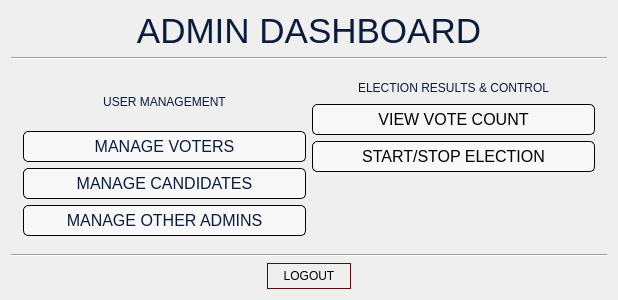
Qt form VVM/dashboard.ui (GuisadongManok/PolliTech-VVM) before a commit.
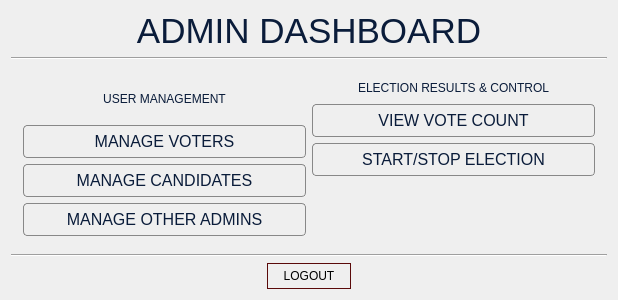
The same form after that commit. Icons and pictures are not drawn.

```diff
--- a/VVM/dashboard.ui
+++ b/VVM/dashboard.ui
@@ -102,17 +102,30 @@
             </property>
             <property name="styleSheet">
              <string notr="true">QPushButton {
-	font: 600 9pt &quot;Segoe UI&quot;;
-	background-color: #f8f8f8;
-	color: #0A1C3A;
-	font-size: 16px;
-	border: 1px solid black;
-	border-radius: 5px;
-	padding: 5px;
+    font: 600 9pt &quot;Segoe UI&quot;;
+    font-size: 16px;
+    color: #0A1C3A;
+    background: qlineargradient(x1:0, y1:0, x2:0, y2:1,
+                                stop:0 #ffffff, stop:1 #dcdcdc);
+    border: 1px solid #888;
+    border-radius: 4px;
+    padding: 6px 12px;
+    outline: none;
 }
+
 QPushButton:hover {
-background-color: #e6e6e6;
-}</string>
+    background: qlineargradient(x1:0, y1:0, x2:0, y2:1,
+                                stop:0 #f0f0f0, stop:1 #c8c8c8);
+    border: 1px solid #555;
+}
+
+QPushButton:pressed {
+    background: qlineargradient(x1:0, y1:0, x2:0, y2:1,
+                                stop:0 #c8c8c8, stop:1 #a0a0a0);
+    padding-top: 7px;
+    padding-left: 13px;
+}
+</string>
             </property>
             <property name="text">
              <string>MANAGE VOTERS</string>
@@ -138,17 +151,30 @@
             </property>
             <property name="styleSheet">
              <string notr="true">QPushButton {
-	font: 600 9pt &quot;Segoe UI&quot;;
-	background-color: #f8f8f8;
-	color: #0A1C3A;
-	font-size: 16px;
-	border: 1px solid black;
-	border-radius: 5px;
-	padding: 5px;
+    font: 600 9pt &quot;Segoe UI&quot;;
+    font-size: 16px;
+    color: #0A1C3A;
+    background: qlineargradient(x1:0, y1:0, x2:0, y2:1,
+                                stop:0 #ffffff, stop:1 #dcdcdc);
+    border: 1px solid #888;
+    border-radius: 4px;
+    padding: 6px 12px;
+    outline: none;
 }
+
 QPushButton:hover {
-background-color: #e6e6e6;
-}</string>
+    background: qlineargradient(x1:0, y1:0, x2:0, y2:1,
+                                stop:0 #f0f0f0, stop:1 #c8c8c8);
+    border: 1px solid #555;
+}
+
+QPushButton:pressed {
+    background: qlineargradient(x1:0, y1:0, x2:0, y2:1,
+                                stop:0 #c8c8c8, stop:1 #a0a0a0);
+    padding-top: 7px;
+    padding-left: 13px;
+}
+</string>
             </property>
             <property name="text">
              <string>MANAGE CANDIDATES</string>
@@ -174,17 +200,30 @@
             </property>
             <property name="styleSheet">
              <string notr="true">QPushButton {
-	font: 600 9pt &quot;Segoe UI&quot;;
-	background-color: #f8f8f8;
-	color: #0A1C3A;
-	font-size: 16px;
-	border: 1px solid black;
-	border-radius: 5px;
-	padding: 5px;
+    font: 600 9pt &quot;Segoe UI&quot;;
+    font-size: 16px;
+    color: #0A1C3A;
+    background: qlineargradient(x1:0, y1:0, x2:0, y2:1,
+                                stop:0 #ffffff, stop:1 #dcdcdc);
+    border: 1px solid #888;
+    border-radius: 4px;
+    padding: 6px 12px;
+    outline: none;
 }
+
 QPushButton:hover {
-background-color: #e6e6e6;
-}</string>
+    background: qlineargradient(x1:0, y1:0, x2:0, y2:1,
+                                stop:0 #f0f0f0, stop:1 #c8c8c8);
+    border: 1px solid #555;
+}
+
+QPushButton:pressed {
+    background: qlineargradient(x1:0, y1:0, x2:0, y2:1,
+                                stop:0 #c8c8c8, stop:1 #a0a0a0);
+    padding-top: 7px;
+    padding-left: 13px;
+}
+</string>
             </property>
             <property name="text">
              <string>MANAGE OTHER ADMINS</string>
@@ -234,17 +273,30 @@
             </property>
             <property name="styleSheet">
              <string notr="true">QPushButton {
-	font: 600 9pt &quot;Segoe UI&quot;;
-	background-color: #f8f8f8;
-	color: black;
-	font-size: 16px;
-	border: 1px solid black;
-	border-radius: 5px;
-	padding: 5px;
+    font: 600 9pt &quot;Segoe UI&quot;;
+    font-size: 16px;
+    color: #0A1C3A;
+    background: qlineargradient(x1:0, y1:0, x2:0, y2:1,
+                                stop:0 #ffffff, stop:1 #dcdcdc);
+    border: 1px solid #888;
+    border-radius: 4px;
+    padding: 6px 12px;
+    outline: none;
 }
+
 QPushButton:hover {
-background-color: #e6e6e6;
-}</string>
+    background: qlineargradient(x1:0, y1:0, x2:0, y2:1,
+                                stop:0 #f0f0f0, stop:1 #c8c8c8);
+    border: 1px solid #555;
+}
+
+QPushButton:pressed {
+    background: qlineargradient(x1:0, y1:0, x2:0, y2:1,
+                                stop:0 #c8c8c8, stop:1 #a0a0a0);
+    padding-top: 7px;
+    padding-left: 13px;
+}
+</string>
             </property>
             <property name="text">
              <string>VIEW VOTE COUNT</string>
@@ -270,17 +322,30 @@
             </property>
             <property name="styleSheet">
              <string notr="true">QPushButton {
-	font: 600 9pt &quot;Segoe UI&quot;;
-	background-color: #f8f8f8;
-	color: black;
-	font-size: 16px;
-	border: 1px solid black;
-	border-radius: 5px;
-	padding: 5px;
+    font: 600 9pt &quot;Segoe UI&quot;;
+    font-size: 16px;
+    color: #0A1C3A;
+    background: qlineargradient(x1:0, y1:0, x2:0, y2:1,
+                                stop:0 #ffffff, stop:1 #dcdcdc);
+    border: 1px solid #888;
+    border-radius: 4px;
+    padding: 6px 12px;
+    outline: none;
 }
+
 QPushButton:hover {
-background-color: #e6e6e6;
-}</string>
+    background: qlineargradient(x1:0, y1:0, x2:0, y2:1,
+                                stop:0 #f0f0f0, stop:1 #c8c8c8);
+    border: 1px solid #555;
+}
+
+QPushButton:pressed {
+    background: qlineargradient(x1:0, y1:0, x2:0, y2:1,
+                                stop:0 #c8c8c8, stop:1 #a0a0a0);
+    padding-top: 7px;
+    padding-left: 13px;
+}
+</string>
             </property>
             <property name="text">
              <string>START/STOP ELECTION</string>
```
